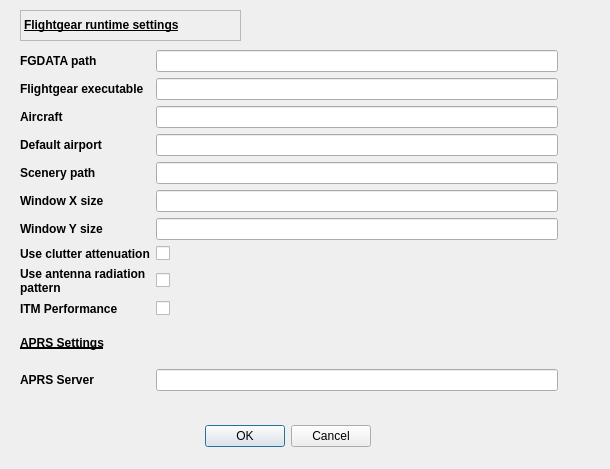
Old version of the form FGPropagationTool/settingsdialog.ui in the repository QDeltaSoft/qradiopredict.
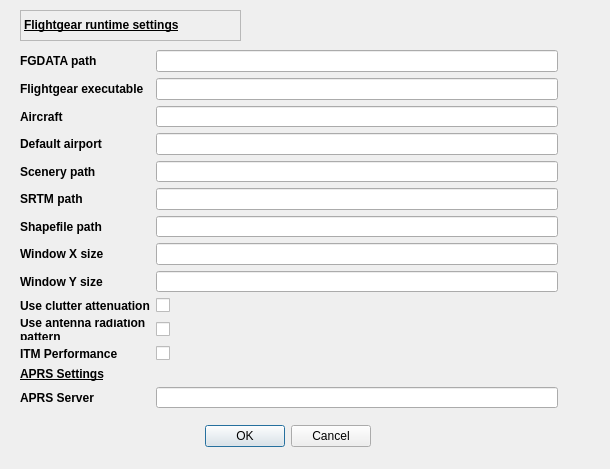
New version of the form.

What changed in the file:
```diff
--- a/FGPropagationTool/settingsdialog.ui
+++ b/FGPropagationTool/settingsdialog.ui
@@ -38,10 +38,56 @@
      <x>20</x>
      <y>50</y>
      <width>551</width>
-     <height>341</height>
+     <height>359</height>
     </rect>
    </property>
    <layout class="QGridLayout" name="gridLayout">
+    <item row="7" column="1">
+     <widget class="QLineEdit" name="windowXEdit"/>
+    </item>
+    <item row="7" column="0">
+     <widget class="QLabel" name="label_10">
+      <property name="font">
+       <font>
+        <weight>75</weight>
+        <bold>true</bold>
+       </font>
+      </property>
+      <property name="text">
+       <string>Window X size</string>
+      </property>
+     </widget>
+    </item>
+    <item row="12" column="0">
+     <widget class="QLabel" name="label_13">
+      <property name="font">
+       <font>
+        <weight>75</weight>
+        <bold>true</bold>
+        <underline>true</underline>
+       </font>
+      </property>
+      <property name="text">
+       <string>APRS Settings</string>
+      </property>
+     </widget>
+    </item>
+    <item row="10" column="0">
+     <widget class="QLabel" name="label_8">
+      <property name="font">
+       <font>
+        <weight>75</weight>
+        <bold>true</bold>
+       </font>
+      </property>
+      <property name="text">
+       <string>Use antenna radiation pattern</string>
+      </property>
+      <property name="wordWrap">
+       <bool>true</bool>
+      </property>
+     </widget>
+    </item>
     <item row="3" column="0">
      <widget class="QLabel" name="label_4">
       <property name="font">
@@ -55,19 +101,10 @@
       </property>
      </widget>
     </item>
-    <item row="2" column="1">
-     <widget class="QLineEdit" name="aircraftEdit"/>
+    <item row="8" column="1">
+     <widget class="QLineEdit" name="windowYEdit"/>
     </item>
-    <item row="5" column="1">
-     <widget class="QLineEdit" name="windowXEdit"/>
-    </item>
-    <item row="3" column="1">
-     <widget class="QLineEdit" name="airportEdit"/>
-    </item>
-    <item row="4" column="1">
-     <widget class="QLineEdit" name="sceneryEdit"/>
-    </item>
-    <item row="6" column="0">
+    <item row="8" column="0">
      <widget class="QLabel" name="label_11">
       <property name="font">
        <font>
@@ -80,17 +117,43 @@
       </property>
      </widget>
     </item>
-    <item row="7" column="1">
-     <widget class="QCheckBox" name="clutterCheckBox">
+    <item row="13" column="1">
+     <widget class="QLineEdit" name="aprsServerEdit"/>
+    </item>
+    <item row="0" column="0">
+     <widget class="QLabel" name="label">
+      <property name="font">
+       <font>
+        <weight>75</weight>
+        <bold>true</bold>
+       </font>
+      </property>
       <property name="text">
-       <string/>
+       <string>FGDATA path</string>
       </property>
      </widget>
     </item>
+    <item row="4" column="1">
+     <widget class="QLineEdit" name="sceneryEdit"/>
+    </item>
     <item row="0" column="1">
      <widget class="QLineEdit" name="fgdataEdit"/>
     </item>
-    <item row="7" column="0">
+    <item row="11" column="1">
+     <widget class="QCheckBox" name="ITMCheckBox">
+      <property name="text">
+       <string/>
+      </property>
+     </widget>
+    </item>
+    <item row="9" column="1">
+     <widget class="QCheckBox" name="clutterCheckBox">
+      <property name="text">
+       <string/>
+      </property>
+     </widget>
+    </item>
+    <item row="9" column="0">
      <widget class="QLabel" name="label_6">
       <property name="font">
        <font>
@@ -106,43 +169,10 @@
       </property>
      </widget>
     </item>
-    <item row="8" column="1">
-     <widget class="QCheckBox" name="antennaCheckBox">
-      <property name="text">
-       <string/>
-      </property>
-     </widget>
+    <item row="2" column="1">
+     <widget class="QLineEdit" name="aircraftEdit"/>
     </item>
-    <item row="8" column="0">
-     <widget class="QLabel" name="label_8">
-      <property name="font">
-       <font>
-        <weight>75</weight>
-        <bold>true</bold>
-       </font>
-      </property>
-      <property name="text">
-       <string>Use antenna radiation pattern</string>
-      </property>
-      <property name="wordWrap">
-       <bool>true</bool>
-      </property>
-     </widget>
-    </item>
-    <item row="4" column="0">
-     <widget class="QLabel" name="label_5">
-      <property name="font">
-       <font>
-        <weight>75</weight>
-        <bold>true</bold>
-       </font>
-      </property>
-      <property name="text">
-       <string>Scenery path</string>
-      </property>
-     </widget>
-    </item>
-    <item row="11" column="0">
+    <item row="13" column="0">
      <widget class="QLabel" name="label_12">
       <property name="font">
        <font>
@@ -155,6 +185,9 @@
       </property>
      </widget>
     </item>
+    <item row="1" column="1">
+     <widget class="QLineEdit" name="fgfsEdit"/>
+    </item>
     <item row="1" column="0">
      <widget class="QLabel" name="label_3">
       <property name="font">
@@ -168,21 +201,8 @@
       </property>
      </widget>
     </item>
-    <item row="1" column="1">
-     <widget class="QLineEdit" name="fgfsEdit"/>
-    </item>
-    <item row="0" column="0">
-     <widget class="QLabel" name="label">
-      <property name="font">
-       <font>
-        <weight>75</weight>
-        <bold>true</bold>
-       </font>
-      </property>
-      <property name="text">
-       <string>FGDATA path</string>
-      </property>
-     </widget>
+    <item row="3" column="1">
+     <widget class="QLineEdit" name="airportEdit"/>
     </item>
     <item row="2" column="0">
      <widget class="QLabel" name="label_2">
@@ -197,47 +217,14 @@
       </property>
      </widget>
     </item>
-    <item row="11" column="1">
-     <widget class="QLineEdit" name="aprsServerEdit"/>
-    </item>
-    <item row="6" column="1">
-     <widget class="QLineEdit" name="windowYEdit"/>
-    </item>
-    <item row="10" column="0">
-     <widget class="QLabel" name="label_13">
-      <property name="font">
-       <font>
-        <weight>75</weight>
-        <bold>true</bold>
-        <underline>true</underline>
-       </font>
-      </property>
-      <property name="text">
-       <string>APRS Settings</string>
-      </property>
-     </widget>
-    </item>
-    <item row="7" column="2">
+    <item row="9" column="2">
      <widget class="QLabel" name="label_7">
       <property name="text">
        <string/>
       </property>
      </widget>
     </item>
-    <item row="5" column="0">
-     <widget class="QLabel" name="label_10">
-      <property name="font">
-       <font>
-        <weight>75</weight>
-        <bold>true</bold>
-       </font>
-      </property>
-      <property name="text">
-       <string>Window X size</string>
-      </property>
-     </widget>
-    </item>
-    <item row="9" column="0">
+    <item row="11" column="0">
      <widget class="QLabel" name="label_14">
       <property name="font">
        <font>
@@ -250,13 +237,58 @@
       </property>
      </widget>
     </item>
-    <item row="9" column="1">
-     <widget class="QCheckBox" name="ITMCheckBox">
+    <item row="5" column="0">
+     <widget class="QLabel" name="label_15">
+      <property name="font">
+       <font>
+        <weight>75</weight>
+        <bold>true</bold>
+       </font>
+      </property>
+      <property name="text">
+       <string>SRTM path</string>
+      </property>
+     </widget>
+    </item>
+    <item row="4" column="0">
+     <widget class="QLabel" name="label_5">
+      <property name="font">
+       <font>
+        <weight>75</weight>
+        <bold>true</bold>
+       </font>
+      </property>
+      <property name="text">
+       <string>Scenery path</string>
+      </property>
+     </widget>
+    </item>
+    <item row="10" column="1">
+     <widget class="QCheckBox" name="antennaCheckBox">
       <property name="text">
        <string/>
       </property>
      </widget>
     </item>
+    <item row="6" column="0">
+     <widget class="QLabel" name="label_16">
+      <property name="font">
+       <font>
+        <weight>75</weight>
+        <bold>true</bold>
+       </font>
+      </property>
+      <property name="text">
+       <string>Shapefile path</string>
+      </property>
+     </widget>
+    </item>
+    <item row="5" column="1">
+     <widget class="QLineEdit" name="srtmPathLineEdit"/>
+    </item>
+    <item row="6" column="1">
+     <widget class="QLineEdit" name="shapePathLineEdit"/>
+    </item>
    </layout>
   </widget>
   <widget class="QLabel" name="label_9">
```
